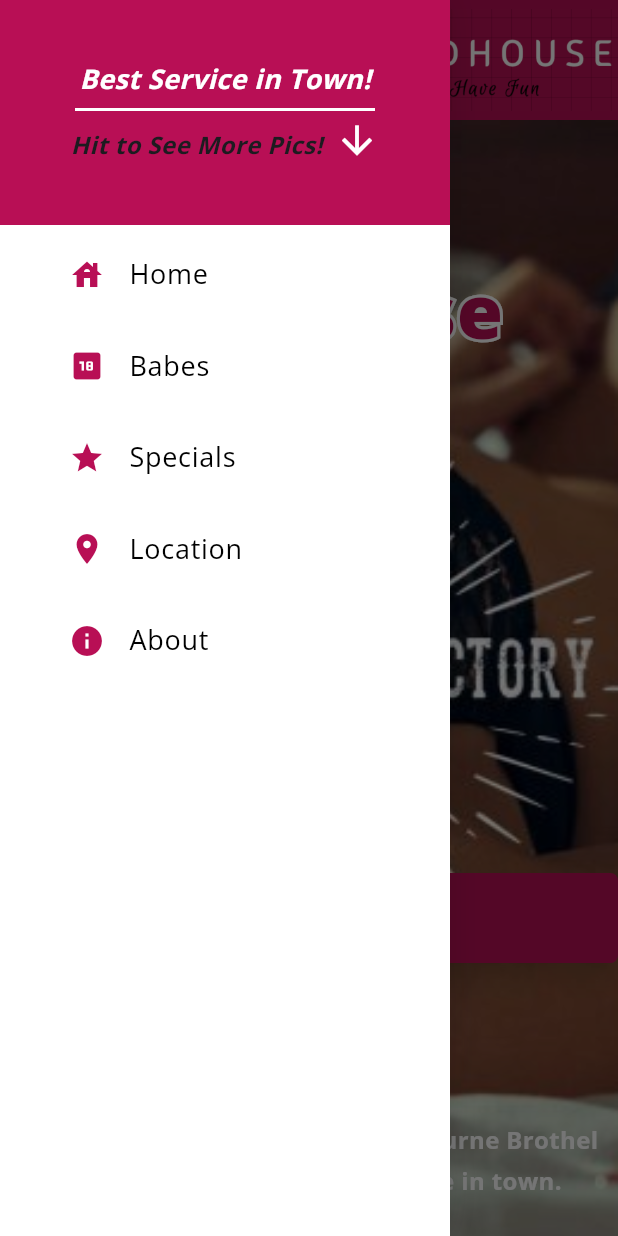
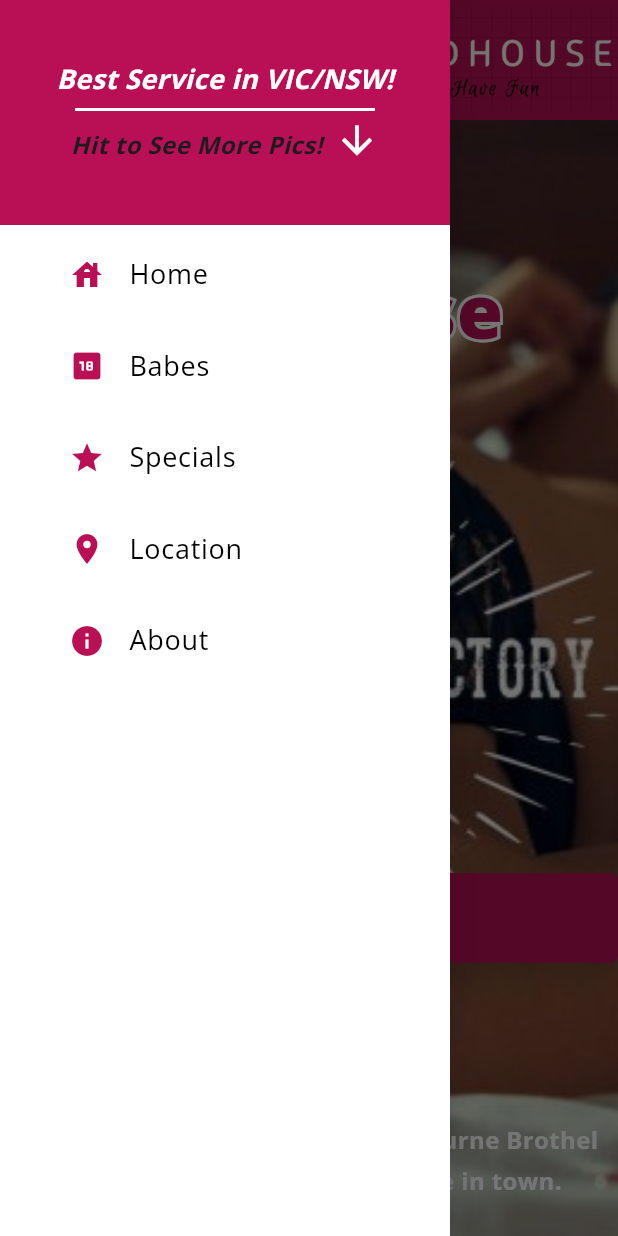
Before and after one commit to JimmyHu213/Red_House, a Flutter app: the screen it shows after launch, after a tap on the "menu" icon, on a phone screen of 412 x 824 dp. Run offline on Flutter 3.47's test engine with Material 3 defaults, Android fonts, the light colour scheme and no system bars; our stand-ins replace firebase_core, firebase_storage, get_it, responsive_builder; missing offline and left inert: universal_html; accounts and stored records are empty; generated files the repository leaves out were written again.

Commit message:
feat: completed project

```diff
--- a/lib/views/home/home_content_mobile.dart
+++ b/lib/views/home/home_content_mobile.dart
@@ -1,6 +1,7 @@
 import 'dart:ui';
 
 import 'package:flutter/material.dart';
+import 'package:red_house/constants/app_colors.dart';
 import 'package:red_house/widgets/call_to_action/call_to_action.dart';
 import 'package:red_house/widgets/intro_details/intro_details.dart';
 
--- a/lib/views/service/service_content_mobile.dart
+++ b/lib/views/service/service_content_mobile.dart
@@ -27,7 +27,13 @@ class ServiceContentMobile extends StatelessWidget {
 
   @override
   Widget build(BuildContext context) {
-    return FutureBuilder<List<String>>(
+    return Column(
+      children: [
+        const TitleTextWidget(title: 'Our Babes'),
+        const SizedBox(
+          height: 20,
+        ),
+        FutureBuilder<List<String>>(
           future: getImageUrls(),
           builder: (context, snapshot) {
             if (snapshot.connectionState == ConnectionState.waiting) {
@@ -37,13 +43,39 @@ class ServiceContentMobile extends StatelessWidget {
             } else if (!snapshot.hasData || snapshot.data!.isEmpty) {
               return const Text('No images found');
             } else {
-          print('Number of images: ${snapshot.data![0]}');
-          return Image.network(
-            snapshot.data![0],
+              return Container(
+                height: 600,
+                child: ListView.builder(
+                  scrollDirection: Axis.horizontal,
+                  itemCount: snapshot.data!.length,
+                  itemBuilder: (context, index) {
+                    return Container(
+                      margin: EdgeInsets.all(8), // Add some space between items
+                      decoration: BoxDecoration(
+                        border: Border.all(
+                            color: Colors.grey, width: 2), // Add border
+                        borderRadius:
+                            BorderRadius.circular(12), // Rounded corners
+                        boxShadow: [
+                          BoxShadow(
+                            color: Colors.black.withOpacity(0.1),
+                            spreadRadius: 1,
+                            blurRadius: 5,
+                            offset: Offset(0, 3),
+                          ),
+                        ],
+                      ),
+                      child: ClipRRect(
+                        borderRadius: BorderRadius.circular(
+                            10), // Clip the image to match the border radius
+                        child: Image.network(
+                          snapshot.data![index],
                           fit: BoxFit.cover,
+                          width: 300, // Set a fixed width for each image
                           errorBuilder: (context, error, stackTrace) {
                             print('Error loading image: ${error}');
                             return Container(
+                              width: 300,
                               color: Colors.grey[300],
                               child: Icon(Icons.error, color: Colors.red),
                             );
@@ -52,71 +84,24 @@ class ServiceContentMobile extends StatelessWidget {
                             if (loadingProgress == null) return child;
                             return Center(
                               child: CircularProgressIndicator(
-                  value: loadingProgress.expectedTotalBytes != null
+                                value: loadingProgress.expectedTotalBytes !=
+                                        null
                                     ? loadingProgress.cumulativeBytesLoaded /
                                         loadingProgress.expectedTotalBytes!
                                     : null,
                               ),
                             );
                           },
+                        ),
+                      ),
                     );
-          // return Column(
-          //   children: [
-          //     const TitleTextWidget(title: 'Our Babes'),
-          //     Container(
-          //       height: 600,
-          //       child: ListView.builder(
-          //         scrollDirection: Axis.horizontal,
-          //         itemCount: snapshot.data!.length,
-          //         itemBuilder: (context, index) {
-          //           return Image.network(
-          //             snapshot.data![index],
-          //             fit: BoxFit.cover,
-          //             errorBuilder: (context, error, stackTrace) {
-          //               print('Error loading image: ${error}');
-          //               return Container(
-          //                 color: Colors.grey[300],
-          //                 child: Icon(Icons.error, color: Colors.red),
-          //               );
-          //             },
-          //             loadingBuilder: (context, child, loadingProgress) {
-          //               if (loadingProgress == null) return child;
-          //               return Center(
-          //                 child: CircularProgressIndicator(
-          //                   value: loadingProgress.expectedTotalBytes != null
-          //                       ? loadingProgress.cumulativeBytesLoaded /
-          //                           loadingProgress.expectedTotalBytes!
-          //                       : null,
-          //                 ),
-          //               );
-          //             },
-          //           );
-          //         },
-          //       ),
-          //     ),
-          //   ],
-          // );
+                  },
+                ),
+              );
             }
           },
+        ),
+      ],
     );
   }
 }
-
-final List<Girl> girls = [
-  Girl(
-      name: 'Lulu',
-      description: 'Lovely Local',
-      imageUrl: 'assets/image/logo.png'),
-  Girl(
-      name: 'Lala',
-      description: 'Lovely Local',
-      imageUrl: 'assets/image/logo.png'),
-  Girl(
-      name: 'Lili',
-      description: 'Lovely Local',
-      imageUrl: 'assets/image/logo.png'),
-  Girl(
-      name: 'Lolo',
-      description: 'Lovely Local',
-      imageUrl: 'assets/image/logo.png'),
-];
--- a/lib/views/special/special_content_mobile.dart
+++ b/lib/views/special/special_content_mobile.dart
@@ -1,5 +1,6 @@
 import 'package:flutter/material.dart';
 import 'package:red_house/constants/app_colors.dart';
+import 'package:red_house/constants/special_list.dart';
 import 'package:red_house/widgets/title_text.dart';
 
 class SpecialContentMobile extends StatelessWidget {
@@ -8,7 +9,7 @@ class SpecialContentMobile extends StatelessWidget {
   @override
   Widget build(BuildContext context) {
     return SizedBox(
-      height: (specialItems.length / 3).ceil() * 150,
+      height: (specialItems.length / 3).ceil() * 150 + 250,
       width: double.infinity,
       child: Column(
         children: [
@@ -53,18 +54,52 @@ class SpecialContentMobile extends StatelessWidget {
               },
             ),
           ),
+          const TitleTextWidget(title: '\$\$\$Price List\$\$\$'),
+          const Column(
+            children: [
+              Card(
+                color: secondaryColor,
+                child: Padding(
+                  padding: EdgeInsets.all(8),
+                  child: Text(
+                    'Asian girls full service price lists:\n20 mins: \$120\n30 mins: \$150\n60 mins: \$250',
+                    style: TextStyle(
+                        fontSize: 16,
+                        fontWeight: FontWeight.w500,
+                        color: primaryColor),
+                  ),
+                ),
+              ),
+              Card(
+                color: secondaryColor,
+                child: Padding(
+                  padding: EdgeInsets.all(8),
+                  child: Text(
+                    'Aussie girls under 25yo price lists:\n15 mins: \$150\n20 mins: \$200\n30 mins: \$250\n60 mins: \$400',
+                    style: TextStyle(
+                        fontSize: 16,
+                        fontWeight: FontWeight.w500,
+                        color: primaryColor),
+                  ),
+                ),
+              ),
+              Card(
+                color: secondaryColor,
+                child: Padding(
+                  padding: EdgeInsets.all(8),
+                  child: Text(
+                    'White girls over 25yo price lists:\n20 mins: \$150\n30 mins: \$200\n60 mins: \$350',
+                    style: TextStyle(
+                        fontSize: 16,
+                        fontWeight: FontWeight.w500,
+                        color: primaryColor),
+                  ),
+                ),
+              ),
+            ],
+          )
         ],
       ),
     );
   }
 }
-
-List specialItems = [
-  'Aussie Girl',
-  'Asian Girl',
-  'Euro Girl',
-  'Squrting',
-  'Blowjob',
-  'Cumshot',
-  'Threesome',
-];
--- a/lib/widgets/navigation_drawer/nav_drawer_header.dart
+++ b/lib/widgets/navigation_drawer/nav_drawer_header.dart
@@ -14,7 +14,7 @@ class NavDrawerHeader extends StatelessWidget {
         child: const Column(
           mainAxisSize: MainAxisSize.min,
           children: <Widget>[
-            Text('Best Service in Town!',
+            Text('Best Service in VIC/NSW!',
                 style: TextStyle(
                     fontSize: 18,
                     color: Colors.white,
```
Also changed, not shown: lib/constants/special_list.dart (added, +18 -0 lines). Lines whose indentation alone changed are shown as unchanged.
